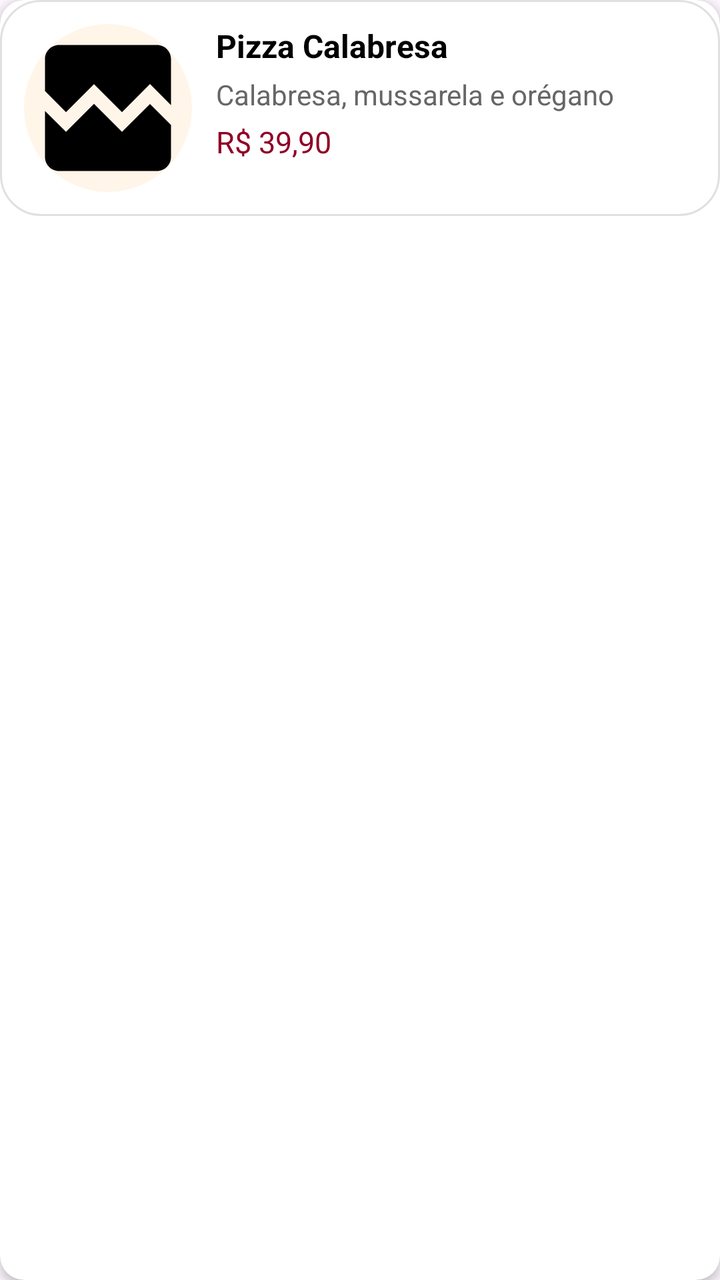
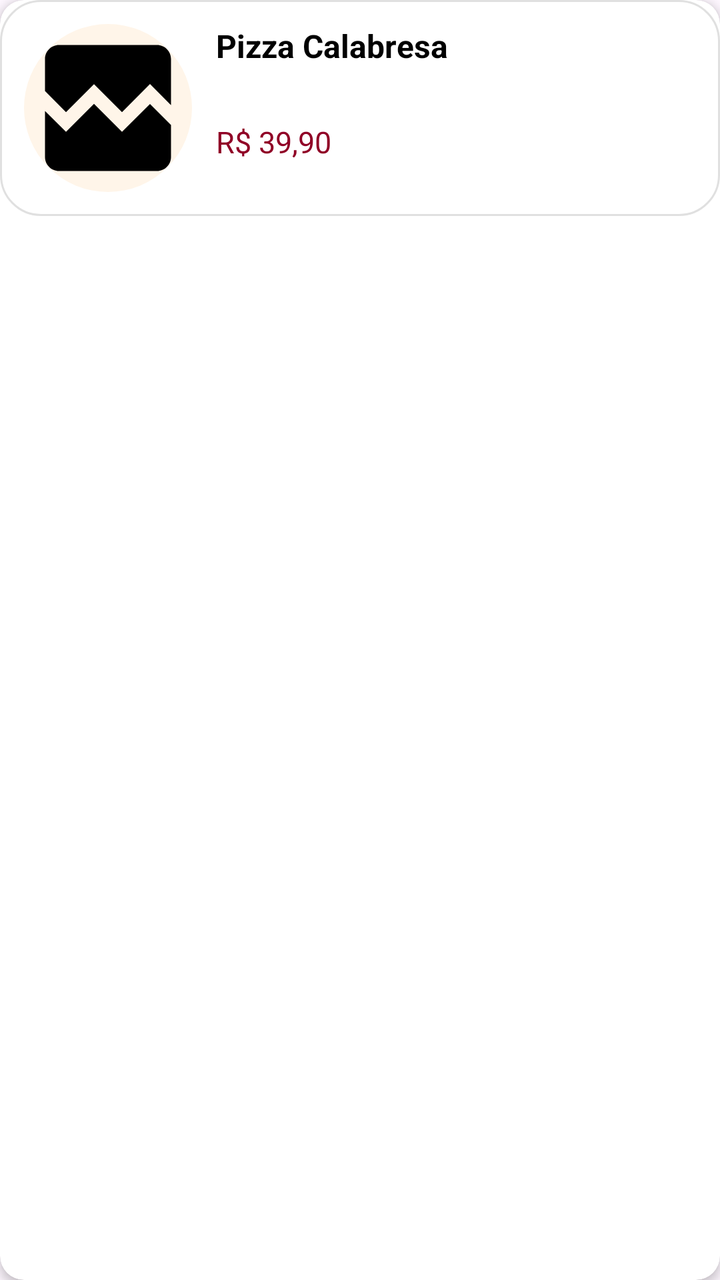

Before-and-after screenshots of an Android layout around one commit, followed by the original layout XML and the change that was made.
<!-- AndroidManifest.xml: application theme Theme.Apkstelladitalia20 -->
<!-- res/layout/item_produto.xml -->
<?xml version="1.0" encoding="utf-8"?>
<androidx.cardview.widget.CardView xmlns:android="http://schemas.android.com/apk/res/android"
    xmlns:card_view="http://schemas.android.com/apk/res-auto"
    android:id="@+id/cardProduto"
    android:layout_width="match_parent"
    android:layout_height="wrap_content"
    card_view:cardCornerRadius="12dp"
    android:layout_marginBottom="8dp"
    card_view:cardElevation="3dp">

    <LinearLayout
        android:layout_width="match_parent"
        android:layout_height="wrap_content"
        android:orientation="horizontal"
        android:padding="12dp"
        android:background="@drawable/bg_card_gourmet">

        
        <ImageView
            android:id="@+id/imgProduto"
            android:layout_width="84dp"
            android:layout_height="84dp"
            android:scaleType="centerCrop"
            android:background="@drawable/bg_categoria_circle"
            android:src="@drawable/ic_placeholder"
            android:layout_marginEnd="12dp" />

        
        <LinearLayout
            android:layout_width="0dp"
            android:layout_height="wrap_content"
            android:layout_weight="1"
            android:orientation="vertical">

            <TextView
                android:id="@+id/tvNomeProduto"
                android:layout_width="wrap_content"
                android:layout_height="wrap_content"
                android:text="Pizza Calabresa"
                android:textSize="16sp"
                android:textStyle="bold"
                android:textColor="@color/black" />

            <TextView
                android:id="@+id/tvDescricaoProduto"
                android:layout_width="wrap_content"
                android:layout_height="wrap_content"
                android:text="Calabresa, mussarela e orégano"
                android:textSize="14sp"
                android:textColor="#666"
                android:layout_marginTop="4dp" />

            <TextView
                android:id="@+id/tvPrecoProduto"
                android:layout_width="wrap_content"
                android:layout_height="wrap_content"
                android:text="R$ 39,90"
                android:textSize="15sp"
                android:textColor="@color/vermelho"
                android:layout_marginTop="4dp" />
        </LinearLayout>
    </LinearLayout>
</androidx.cardview.widget.CardView>
<!-- resources referenced by this layout -->
<resources>
  <color name="black">#FF000000</color>
  <color name="vermelho">#900026</color>
  <!-- drawable bg_card_gourmet (drawable) -->
  <shape xmlns:android="http://schemas.android.com/apk/res/android"
      android:shape="rectangle">
      <solid android:color="#FFFFFF"/>
      <corners android:radius="20dp"/>
      <stroke android:width="1dp" android:color="#E0E0E0"/>
  </shape>
  <!-- drawable bg_categoria_circle (drawable) -->
  <?xml version="1.0" encoding="utf-8"?>
  <shape xmlns:android="http://schemas.android.com/apk/res/android"
      android:shape="oval">
      <solid android:color="#FFF5E9" />
      <size
          android:width="72dp"
          android:height="72dp" />
  </shape>
  <!-- drawable ic_placeholder (drawable) -->
  <vector xmlns:android="http://schemas.android.com/apk/res/android" android:height="24dp" android:tint="#000000" android:viewportHeight="24" android:viewportWidth="24" android:width="24dp">
        
      <path android:fillColor="@android:color/white" android:pathData="M21,5v6.59l-3,-3.01 -4,4.01 -4,-4 -4,4 -3,-3.01L3,5c0,-1.1 0.9,-2 2,-2h14c1.1,0 2,0.9 2,2zM18,11.42l3,3.01L21,19c0,1.1 -0.9,2 -2,2L5,21c-1.1,0 -2,-0.9 -2,-2v-6.58l3,2.99 4,-4 4,4 4,-3.99z"/>
      
  </vector>
  <style name="Theme.Apkstelladitalia20" parent="Theme.Material3.DayNight.NoActionBar">
          
          <item name="colorPrimary">@color/colorPrimary</item>
          <item name="colorPrimaryVariant">@color/colorPrimaryDark</item>
          <item name="colorOnPrimary">@android:color/white</item>
          <item name="android:statusBarColor">@color/colorPrimaryDark</item>
          <item name="android:navigationBarColor">@color/colorPrimary</item>
  
          
          <item name="tabBackground">@android:color/transparent</item>
          <item name="tabIndicator">@null</item>
      </style>
  <color name="colorPrimary">#C62828</color>
  <color name="colorPrimaryDark">#8E0000</color>
</resources>

<!-- the commit's change to res/layout/item_produto.xml (unified diff, before → after) -->
@@ -45,7 +45,7 @@
                 android:id="@+id/tvDescricaoProduto"
                 android:layout_width="wrap_content"
                 android:layout_height="wrap_content"
-                android:text="Calabresa, mussarela e orégano"
+                android:text=""
                 android:textSize="14sp"
                 android:textColor="#666"
                 android:layout_marginTop="4dp" />
